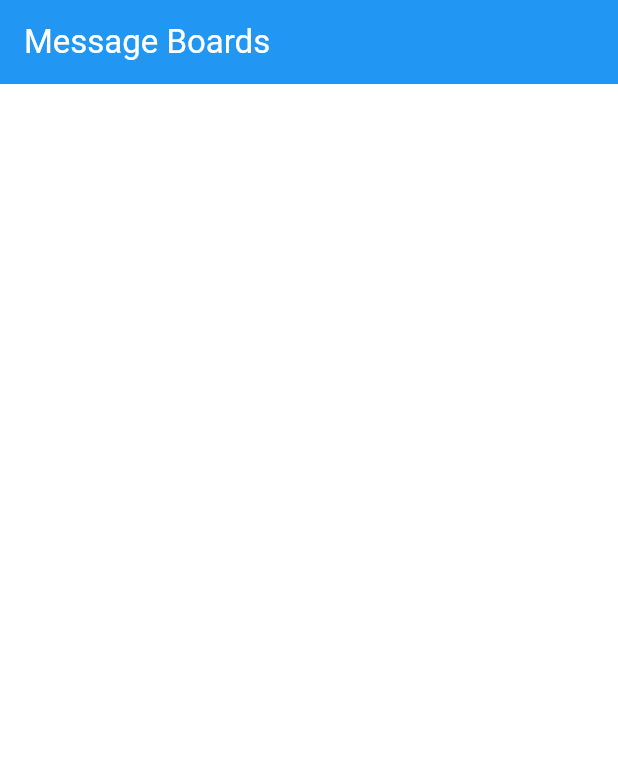
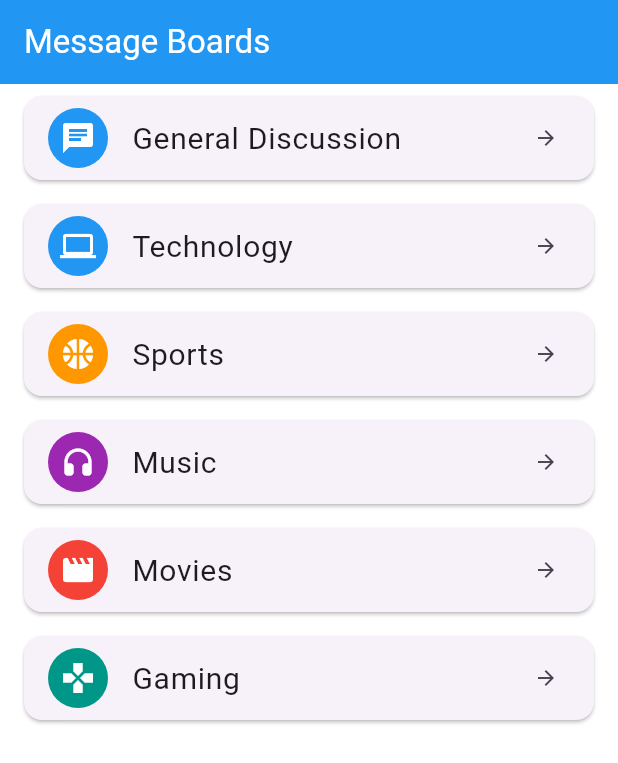
Before and after one commit to vk1hub/Message-Board-Application, a Flutter app: the HomePage screen opened directly, on a phone screen of 412 x 824 dp. Shown: the top 763 px of the screen. Run offline on Flutter 3.47's test engine with Material 3 defaults, Android fonts, the phone set to English and light mode, and no system bars; our stand-ins replace cloud_firestore, firebase_auth, firebase_core; accounts and stored records are empty.

Commit message:
Added message board icons to homepage

```diff
--- a/lib/home_page.dart
+++ b/lib/home_page.dart
@@ -1,12 +1,69 @@
 import 'package:flutter/material.dart';
 
 class HomePage extends StatelessWidget {
+  final List<Map<String, dynamic>> messageBoards = [
+    {
+      'name': 'General Discussion',
+      'icon': Icons.chat,
+      'color': Colors.blue,
+    },
+    {
+      'name': 'Technology',
+      'icon': Icons.computer,
+      'color': Colors.blue,
+    },
+    {
+      'name': 'Sports',
+      'icon': Icons.sports_basketball,
+      'color': Colors.orange,
+    },
+    {
+      'name': 'Music',
+      'icon': Icons.headphones_rounded,
+      'color': Colors.purple,
+    },
+    {
+      'name': 'Movies',
+      'icon': Icons.movie,
+      'color': Colors.red,
+    },
+    {
+      'name': 'Gaming',
+      'icon': Icons.games,
+      'color': Colors.teal,
+    },
+  ];
+
   @override
   Widget build(BuildContext context) {
     return Scaffold(
       appBar: AppBar(
         title: Text('Message Boards'),
       ),
+      body: ListView.builder(
+        itemCount: messageBoards.length,
+        itemBuilder: (context, index) {
+          return Card(
+            margin: EdgeInsets.symmetric(horizontal: 16, vertical: 8),
+            child: ListTile(
+              leading: CircleAvatar(
+                backgroundColor: messageBoards[index]['color'],
+                child: Icon(
+                  messageBoards[index]['icon'],
+                  color: Colors.white,
+                ),
+              ),
+              title: Text(
+                messageBoards[index]['name'],
+                style: TextStyle(
+                  fontSize: 20,
+                ),
+              ),
+              trailing: Icon(Icons.arrow_forward, size: 16),
+            ),
+          );
+        },
+      ),
     );
   }
 }
```
